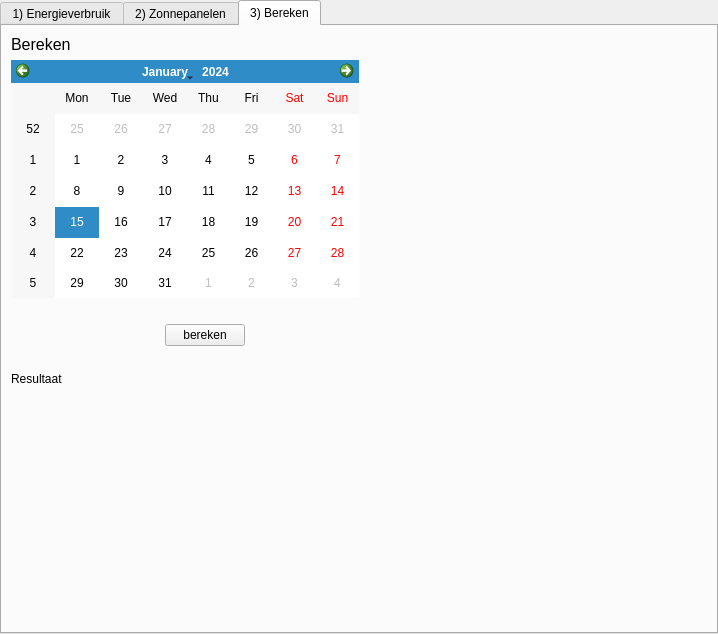
JortGroen/ZonnepanelenRekenTool, file mainWindow.ui: the form before one commit.
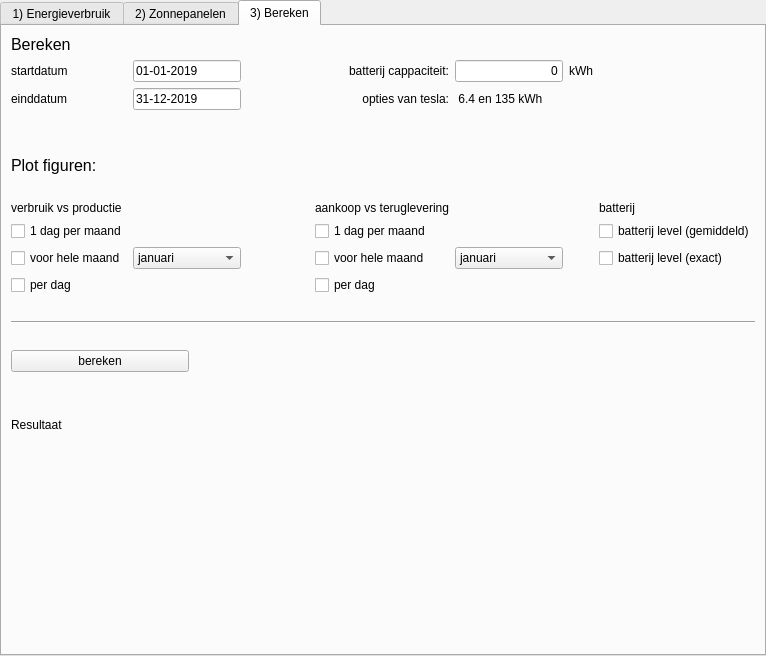
The form after the commit. The open tabs and pages were chosen to show the change.

The edit to the form file:
```diff
--- a/mainWindow.ui
+++ b/mainWindow.ui
@@ -6,15 +6,15 @@
    <rect>
     <x>0</x>
     <y>0</y>
-    <width>718</width>
-    <height>634</height>
+    <width>766</width>
+    <height>656</height>
    </rect>
   </property>
   <property name="windowTitle">
    <string>TabWidget</string>
   </property>
   <property name="currentIndex">
-   <number>1</number>
+   <number>0</number>
   </property>
   <widget class="QWidget" name="tab_1">
    <attribute name="title">
@@ -1610,7 +1610,7 @@
         </property>
        </spacer>
       </item>
-      <item row="10" column="1">
+      <item row="11" column="1">
        <spacer name="verticalSpacer_22">
         <property name="orientation">
          <enum>Qt::Vertical</enum>
@@ -1636,7 +1636,7 @@
         </property>
        </spacer>
       </item>
-      <item row="8" column="1">
+      <item row="9" column="1">
        <spacer name="verticalSpacer_21">
         <property name="orientation">
          <enum>Qt::Vertical</enum>
@@ -1649,7 +1649,7 @@
         </property>
        </spacer>
       </item>
-      <item row="9" column="3">
+      <item row="10" column="3">
        <spacer name="verticalSpacer_25">
         <property name="orientation">
          <enum>Qt::Vertical</enum>
@@ -1729,8 +1729,18 @@
         </item>
        </layout>
       </item>
-      <item row="7" column="1">
+      <item row="8" column="1">
        <layout class="QGridLayout" name="gridLayout_15">
+        <item row="12" column="2">
+         <widget class="QLineEdit" name="lineEdit_opbrengstOkt">
+          <property name="text">
+           <string>18.38</string>
+          </property>
+          <property name="alignment">
+           <set>Qt::AlignRight|Qt::AlignTrailing|Qt::AlignVCenter</set>
+          </property>
+         </widget>
+        </item>
         <item row="7" column="5">
          <layout class="QGridLayout" name="gridLayout_43">
           <item row="0" column="0">
@@ -1822,16 +1832,6 @@
           </property>
          </widget>
         </item>
-        <item row="2" column="2">
-         <widget class="QLineEdit" name="lineEdit_opbrengstJan">
-          <property name="text">
-           <string>6.38</string>
-          </property>
-          <property name="alignment">
-           <set>Qt::AlignRight|Qt::AlignTrailing|Qt::AlignVCenter</set>
-          </property>
-         </widget>
-        </item>
         <item row="5" column="2">
          <widget class="QLineEdit" name="lineEdit_opbrengstMaart">
           <property name="text">
@@ -1862,16 +1862,6 @@
           </property>
          </widget>
         </item>
-        <item row="12" column="2">
-         <widget class="QLineEdit" name="lineEdit_opbrengstOkt">
-          <property name="text">
-           <string>18.38</string>
-          </property>
-          <property name="alignment">
-           <set>Qt::AlignRight|Qt::AlignTrailing|Qt::AlignVCenter</set>
-          </property>
-         </widget>
-        </item>
         <item row="15" column="2">
          <widget class="QLineEdit" name="lineEdit_opbrengstDec">
           <property name="text">
@@ -2190,6 +2180,28 @@
           </item>
          </layout>
         </item>
+        <item row="2" column="2">
+         <widget class="QLineEdit" name="lineEdit_opbrengstJan">
+          <property name="text">
+           <string>6.38</string>
+          </property>
+          <property name="frame">
+           <bool>true</bool>
+          </property>
+          <property name="alignment">
+           <set>Qt::AlignRight|Qt::AlignTrailing|Qt::AlignVCenter</set>
+          </property>
+          <property name="dragEnabled">
+           <bool>false</bool>
+          </property>
+          <property name="readOnly">
+           <bool>false</bool>
+          </property>
+          <property name="clearButtonEnabled">
+           <bool>false</bool>
+          </property>
+         </widget>
+        </item>
        </layout>
       </item>
       <item row="5" column="2">
@@ -2248,7 +2260,7 @@
         </property>
        </spacer>
       </item>
-      <item row="9" column="1">
+      <item row="10" column="1">
        <spacer name="horizontalSpacer_49">
         <property name="orientation">
          <enum>Qt::Horizontal</enum>
@@ -2268,6 +2280,47 @@
         </property>
        </widget>
       </item>
+      <item row="8" column="3">
+       <layout class="QGridLayout" name="gridLayout_5">
+        <item row="1" column="0">
+         <spacer name="verticalSpacer_8">
+          <property name="orientation">
+           <enum>Qt::Vertical</enum>
+          </property>
+          <property name="sizeHint" stdset="0">
+           <size>
+            <width>20</width>
+            <height>40</height>
+           </size>
+          </property>
+         </spacer>
+        </item>
+       </layout>
+      </item>
+      <item row="6" column="1">
+       <widget class="QRadioButton" name="radioButton">
+        <property name="text">
+         <string>Gebruik .csv bestanden</string>
+        </property>
+        <property name="checked">
+         <bool>true</bool>
+        </property>
+       </widget>
+      </item>
+      <item row="5" column="1">
+       <widget class="QLabel" name="label_63">
+        <property name="text">
+         <string>Opbrengst:</string>
+        </property>
+       </widget>
+      </item>
+      <item row="6" column="2">
+       <widget class="QToolButton" name="toolButton">
+        <property name="text">
+         <string>...</string>
+        </property>
+       </widget>
+      </item>
      </layout>
     </item>
     <item row="0" column="0">
@@ -2303,7 +2356,420 @@
     </item>
     <item>
      <layout class="QGridLayout" name="gridLayout_8">
-      <item row="2" column="0">
+      <item row="0" column="0">
+       <layout class="QGridLayout" name="gridLayout_13">
+        <item row="3" column="1">
+         <widget class="QLineEdit" name="lineEdit_einddatum">
+          <property name="text">
+           <string>31-12-2019</string>
+          </property>
+         </widget>
+        </item>
+        <item row="7" column="0">
+         <widget class="QLabel" name="label_92">
+          <property name="text">
+           <string>verbruik vs productie</string>
+          </property>
+         </widget>
+        </item>
+        <item row="0" column="0">
+         <widget class="QLabel" name="label_44">
+          <property name="text">
+           <string>startdatum</string>
+          </property>
+         </widget>
+        </item>
+        <item row="3" column="0">
+         <widget class="QLabel" name="label_64">
+          <property name="text">
+           <string>einddatum</string>
+          </property>
+         </widget>
+        </item>
+        <item row="4" column="0">
+         <spacer name="horizontalSpacer_34">
+          <property name="orientation">
+           <enum>Qt::Horizontal</enum>
+          </property>
+          <property name="sizeHint" stdset="0">
+           <size>
+            <width>40</width>
+            <height>20</height>
+           </size>
+          </property>
+         </spacer>
+        </item>
+        <item row="5" column="0">
+         <widget class="QLabel" name="label_65">
+          <property name="font">
+           <font>
+            <pointsize>12</pointsize>
+           </font>
+          </property>
+          <property name="text">
+           <string>Plot figuren:</string>
+          </property>
+         </widget>
+        </item>
+        <item row="0" column="5">
+         <widget class="QLabel" name="label_45">
+          <property name="layoutDirection">
+           <enum>Qt::LeftToRight</enum>
+          </property>
+          <property name="text">
+           <string>batterij cappaciteit:</string>
+          </property>
+          <property name="alignment">
+           <set>Qt::AlignRight|Qt::AlignTrailing|Qt::AlignVCenter</set>
+          </property>
+         </widget>
+        </item>
+        <item row="9" column="1">
+         <widget class="QComboBox" name="comboBox_verbruikVSproductie_2">
+          <item>
+           <property name="text">
+            <string>januari</string>
+           </property>
+          </item>
+          <item>
+           <property name="text">
+            <string>februari</string>
+           </property>
+          </item>
+          <item>
+           <property name="text">
+            <string>maart</string>
+           </property>
+          </item>
+          <item>
+           <property name="text">
+            <string>april</string>
+           </property>
+          </item>
+          <item>
+           <property name="text">
+            <string>mei</string>
+           </property>
+          </item>
+          <item>
+           <property name="text">
+            <string>juni</string>
+           </property>
+          </item>
+          <item>
+           <property name="text">
+            <string>juli</string>
+           </property>
+          </item>
+          <item>
+           <property name="text">
+            <string>augustus</string>
+           </property>
+          </item>
+          <item>
+           <property name="text">
+            <string>september</string>
+           </property>
+          </item>
+          <item>
+           <property name="text">
+            <string>oktober</string>
+           </property>
+          </item>
+          <item>
+           <property name="text">
+            <string>november</string>
+           </property>
+          </item>
+          <item>
+           <property name="text">
+            <string>december</string>
+           </property>
+          </item>
+         </widget>
+        </item>
+        <item row="9" column="0">
+         <widget class="QCheckBox" name="checkBox_verbruikVSproductie_2">
+          <property name="text">
+           <string>voor hele maand</string>
+          </property>
+         </widget>
+        </item>
+        <item row="0" column="6">
+         <widget class="QLineEdit" name="lineEdit_batterijCap">
+          <property name="text">
+           <string>0</string>
+          </property>
+          <property name="alignment">
+           <set>Qt::AlignRight|Qt::AlignTrailing|Qt::AlignVCenter</set>
+          </property>
+         </widget>
+        </item>
+        <item row="4" column="2">
+         <spacer name="verticalSpacer_10">
+          <property name="orientation">
+           <enum>Qt::Vertical</enum>
+          </property>
+          <property name="sizeHint" stdset="0">
+           <size>
+            <width>20</width>
+            <height>40</height>
+           </size>
+          </property>
+         </spacer>
+        </item>
+        <item row="10" column="0">
+         <widget class="QCheckBox" name="checkBox_verbruikVSproductie_3">
+          <property name="text">
+           <string>per dag</string>
+          </property>
+         </widget>
+        </item>
+        <item row="8" column="0">
+         <widget class="QCheckBox" name="checkBox_verbruikVSproductie_1">
+          <property name="text">
+           <string>1 dag per maand</string>
+          </property>
+         </widget>
+        </item>
+        <item row="7" column="9">
+         <widget class="QLabel" name="label_113">
+          <property name="text">
+           <string>batterij</string>
+          </property>
+         </widget>
+        </item>
+        <item row="11" column="0">
+         <spacer name="horizontalSpacer_39">
+          <property name="orientation">
+           <enum>Qt::Horizontal</enum>
+          </property>
+          <property name="sizeHint" stdset="0">
+           <size>
+            <width>40</width>
+            <height>20</height>
+           </size>
+          </property>
+         </spacer>
+        </item>
+        <item row="9" column="6">
+         <widget class="QComboBox" name="comboBox_aankoopVSteruglevering_2">
+          <item>
+           <property name="text">
+            <string>januari</string>
+           </property>
+          </item>
+          <item>
+           <property name="text">
+            <string>februari</string>
+           </property>
+          </item>
+          <item>
+           <property name="text">
+            <string>maart</string>
+           </property>
+          </item>
+          <item>
+           <property name="text">
+            <string>april</string>
+           </property>
+          </item>
+          <item>
+           <property name="text">
+            <string>mei</string>
+           </property>
+          </item>
+          <item>
+           <property name="text">
+            <string>juni</string>
+           </property>
+          </item>
+          <item>
+           <property name="text">
+            <string>juli</string>
+           </property>
+          </item>
+          <item>
+           <property name="text">
+            <string>augustus</string>
+           </property>
+          </item>
+          <item>
+           <property name="text">
+            <string>september</string>
+           </property>
+          </item>
+          <item>
+           <property name="text">
+            <string>oktober</string>
+           </property>
+          </item>
+          <item>
+           <property name="text">
+            <string>november</string>
+           </property>
+          </item>
+          <item>
+           <property name="text">
+            <string>december</string>
+           </property>
+          </item>
+         </widget>
+        </item>
+        <item row="0" column="2">
+         <spacer name="horizontalSpacer_17">
+          <property name="orientation">
+           <enum>Qt::Horizontal</enum>
+          </property>
+          <property name="sizeHint" stdset="0">
+           <size>
+            <width>40</width>
+            <height>20</height>
+           </size>
+          </property>
+         </spacer>
+        </item>
+        <item row="8" column="9">
+         <widget class="QCheckBox" name="checkBox_batterij_lvl_mean">
+          <property name="text">
+           <string>batterij level (gemiddeld)</string>
+          </property>
+         </widget>
+        </item>
+        <item row="7" column="5">
+         <widget class="QLabel" name="label_94">
+          <property name="text">
+           <string>aankoop vs teruglevering</string>
+          </property>
+         </widget>
+        </item>
+        <item row="9" column="9">
+         <widget class="QCheckBox" name="checkBox_batterij_lvl_exact">
+          <property name="text">
+           <string>batterij level (exact)</string>
+          </property>
+         </widget>
+        </item>
+        <item row="0" column="1">
+         <widget class="QLineEdit" name="lineEdit_startdatum">
+          <property name="text">
+           <string>01-01-2019</string>
+          </property>
+         </widget>
+        </item>
+        <item row="8" column="5">
+         <widget class="QCheckBox" name="checkBox_aankoopVSteruglevering_1">
+          <property name="text">
+           <string>1 dag per maand</string>
+          </property>
+         </widget>
+        </item>
+        <item row="4" column="7">
+         <spacer name="verticalSpacer_11">
+          <property name="orientation">
+           <enum>Qt::Vertical</enum>
+          </property>
+          <property name="sizeHint" stdset="0">
+           <size>
+            <width>20</width>
+            <height>40</height>
+           </size>
+          </property>
+         </spacer>
+        </item>
+        <item row="9" column="5">
+         <widget class="QCheckBox" name="checkBox_aankoopVSteruglevering_2">
+          <property name="text">
+           <string>voor hele maand</string>
+          </property>
+         </widget>
+        </item>
+        <item row="10" column="5">
+         <widget class="QCheckBox" name="checkBox_aankoopVSteruglevering_3">
+          <property name="text">
+           <string>per dag</string>
+          </property>
+         </widget>
+        </item>
+        <item row="6" column="0">
+         <spacer name="horizontalSpacer_38">
+          <property name="orientation">
+           <enum>Qt::Horizontal</enum>
+          </property>
+          <property name="sizeHint" stdset="0">
+           <size>
+            <width>40</width>
+            <height>20</height>
+           </size>
+          </property>
+         </spacer>
+        </item>
+        <item row="0" column="7">
+         <widget class="QLabel" name="label_62">
+          <property name="text">
+           <string>kWh</string>
+          </property>
+         </widget>
+        </item>
+        <item row="4" column="3">
+         <spacer name="verticalSpacer_12">
+          <property name="orientation">
+           <enum>Qt::Vertical</enum>
+          </property>
+          <property name="sizeHint" stdset="0">
+           <size>
+            <width>20</width>
+            <height>40</height>
+           </size>
+          </property>
+         </spacer>
+        </item>
+        <item row="4" column="6">
+         <spacer name="horizontalSpacer_46">
+          <property name="orientation">
+           <enum>Qt::Horizontal</enum>
+          </property>
+          <property name="sizeHint" stdset="0">
+           <size>
+            <width>40</width>
+            <height>20</height>
+           </size>
+          </property>
+         </spacer>
+        </item>
+        <item row="3" column="5">
+         <widget class="QLabel" name="label_66">
+          <property name="text">
+           <string>opties van tesla:</string>
+          </property>
+          <property name="alignment">
+           <set>Qt::AlignRight|Qt::AlignTrailing|Qt::AlignVCenter</set>
+          </property>
+         </widget>
+        </item>
+        <item row="3" column="6">
+         <widget class="QLabel" name="label_67">
+          <property name="text">
+           <string> 6.4 en 135 kWh</string>
+          </property>
+         </widget>
+        </item>
+       </layout>
+      </item>
+      <item row="11" column="0">
+       <spacer name="verticalSpacer_9">
+        <property name="orientation">
+         <enum>Qt::Vertical</enum>
+        </property>
+        <property name="sizeHint" stdset="0">
+         <size>
+          <width>20</width>
+          <height>40</height>
+         </size>
+        </property>
+       </spacer>
+      </item>
+      <item row="8" column="0">
        <spacer name="horizontalSpacer_6">
         <property name="orientation">
          <enum>Qt::Horizontal</enum>
@@ -2316,9 +2782,96 @@
         </property>
        </spacer>
       </item>
-      <item row="3" column="0">
+      <item row="1" column="0">
+       <widget class="Line" name="line_2">
+        <property name="orientation">
+         <enum>Qt::Horizontal</enum>
+        </property>
+       </widget>
+      </item>
+      <item row="9" column="0">
        <layout class="QGridLayout" name="gridLayout_19">
-        <item row="0" column="1">
+        <item row="0" column="4">
+         <spacer name="horizontalSpacer_3">
+          <property name="orientation">
+           <enum>Qt::Horizontal</enum>
+          </property>
+          <property name="sizeHint" stdset="0">
+           <size>
+            <width>40</width>
+            <height>20</height>
+           </size>
+          </property>
+         </spacer>
+        </item>
+        <item row="0" column="5">
+         <spacer name="horizontalSpacer_52">
+          <property name="orientation">
+           <enum>Qt::Horizontal</enum>
+          </property>
+          <property name="sizeHint" stdset="0">
+           <size>
+            <width>40</width>
+            <height>20</height>
+           </size>
+          </property>
+         </spacer>
+        </item>
+        <item row="3" column="2">
+         <widget class="QLabel" name="label_result1b">
+          <property name="text">
+           <string/>
+          </property>
+          <property name="alignment">
+           <set>Qt::AlignRight|Qt::AlignTrailing|Qt::AlignVCenter</set>
+          </property>
+         </widget>
+        </item>
+        <item row="5" column="0">
+         <widget class="QLabel" name="label_result3">
+          <property name="text">
+           <string/>
+          </property>
+         </widget>
+        </item>
+        <item row="4" column="0">
+         <widget class="QLabel" name="label_result2">
+          <property name="text">
+           <string/>
+          </property>
+         </widget>
+        </item>
+        <item row="2" column="0">
+         <widget class="QLabel" name="label_20">
+          <property name="text">
+           <string>Resultaat</string>
+          </property>
+         </widget>
+        </item>
+        <item row="1" column="0">
+         <spacer name="verticalSpacer_13">
+          <property name="orientation">
+           <enum>Qt::Vertical</enum>
+          </property>
+          <property name="sizeHint" stdset="0">
+           <size>
+            <width>20</width>
+            <height>40</height>
+           </size>
+          </property>
+         </spacer>
+        </item>
+        <item row="5" column="2">
+         <widget class="QLabel" name="label_result3b">
+          <property name="text">
+           <string/>
+          </property>
+          <property name="alignment">
+           <set>Qt::AlignRight|Qt::AlignTrailing|Qt::AlignVCenter</set>
+          </property>
+         </widget>
+        </item>
+        <item row="0" column="0">
          <widget class="QPushButton" name="pushButton_bereken">
           <property name="text">
            <string>bereken</string>
@@ -2328,8 +2881,8 @@
           </property>
          </widget>
         </item>
-        <item row="0" column="3">
-         <spacer name="horizontalSpacer_3">
+        <item row="6" column="0">
+         <spacer name="horizontalSpacer_56">
           <property name="orientation">
            <enum>Qt::Horizontal</enum>
           </property>
@@ -2341,31 +2894,15 @@
           </property>
          </spacer>
         </item>
-        <item row="0" column="0">
-         <spacer name="horizontalSpacer_51">
-          <property name="orientation">
-           <enum>Qt::Horizontal</enum>
+        <item row="4" column="2">
+         <widget class="QLabel" name="label_result2b">
+          <property name="text">
+           <string/>
           </property>
-          <property name="sizeHint" stdset="0">
-           <size>
-            <width>40</width>
-            <height>20</height>
-           </size>
+          <property name="alignment">
+           <set>Qt::AlignRight|Qt::AlignTrailing|Qt::AlignVCenter</set>
           </property>
-         </spacer>
-        </item>
-        <item row="0" column="4">
-         <spacer name="horizontalSpacer_52">
-          <property name="orientation">
-           <enum>Qt::Horizontal</enum>
-          </property>
-          <property name="sizeHint" stdset="0">
-           <size>
-            <width>40</width>
-            <height>20</height>
-           </size>
-          </property>
-         </spacer>
+         </widget>
         </item>
         <item row="0" column="2">
          <spacer name="horizontalSpacer_54">
@@ -2380,61 +2917,38 @@
           </property>
          </spacer>
         </item>
-       </layout>
-      </item>
-      <item row="6" column="0">
-       <spacer name="verticalSpacer_9">
-        <property name="orientation">
-         <enum>Qt::Vertical</enum>
-        </property>
-        <property name="sizeHint" stdset="0">
-         <size>
-          <width>20</width>
-          <height>40</height>
-         </size>
-        </property>
-       </spacer>
-      </item>
-      <item row="0" column="0">
-       <layout class="QGridLayout" name="gridLayout_13">
-        <item row="0" column="0">
-         <widget class="QCalendarWidget" name="calendarWidget"/>
+        <item row="3" column="0">
+         <widget class="QLabel" name="label_result1">
+          <property name="text">
+           <string/>
+          </property>
+         </widget>
         </item>
-        <item row="0" column="1">
-         <spacer name="horizontalSpacer_46">
+        <item row="1" column="1">
+         <spacer name="verticalSpacer_18">
           <property name="orientation">
-           <enum>Qt::Horizontal</enum>
+           <enum>Qt::Vertical</enum>
           </property>
           <property name="sizeHint" stdset="0">
            <size>
-            <width>40</width>
-            <height>20</height>
+            <width>20</width>
+            <height>40</height>
            </size>
           </property>
          </spacer>
         </item>
+        <item row="5" column="4">
+         <widget class="QLabel" name="label_result3c">
+          <property name="text">
+           <string/>
+          </property>
+          <property name="alignment">
+           <set>Qt::AlignRight|Qt::AlignTrailing|Qt::AlignVCenter</set>
+          </property>
+         </widget>
+        </item>
        </layout>
       </item>
-      <item row="4" column="0">
-       <spacer name="horizontalSpacer_53">
-        <property name="orientation">
-         <enum>Qt::Horizontal</enum>
-        </property>
-        <property name="sizeHint" stdset="0">
-         <size>
-          <width>40</width>
-          <height>20</height>
-         </size>
-        </property>
-       </spacer>
-      </item>
-      <item row="5" column="0">
-       <widget class="QLabel" name="label_20">
-        <property name="text">
-         <string>Resultaat</string>
-        </property>
-       </widget>
-      </item>
      </layout>
     </item>
    </layout>
```
